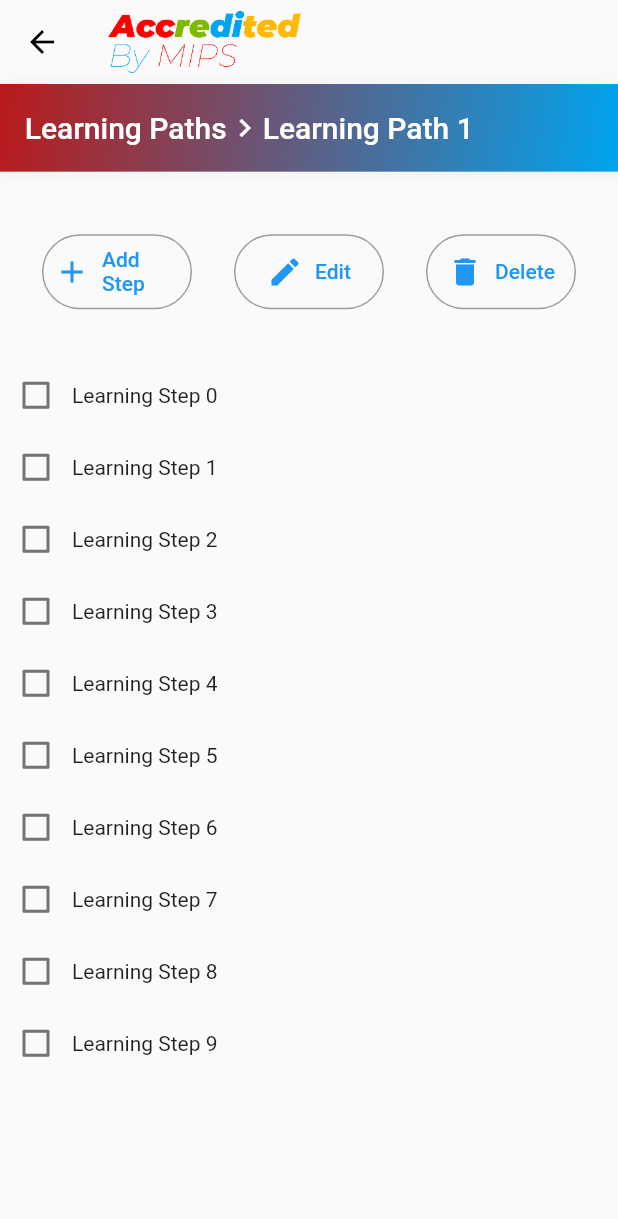
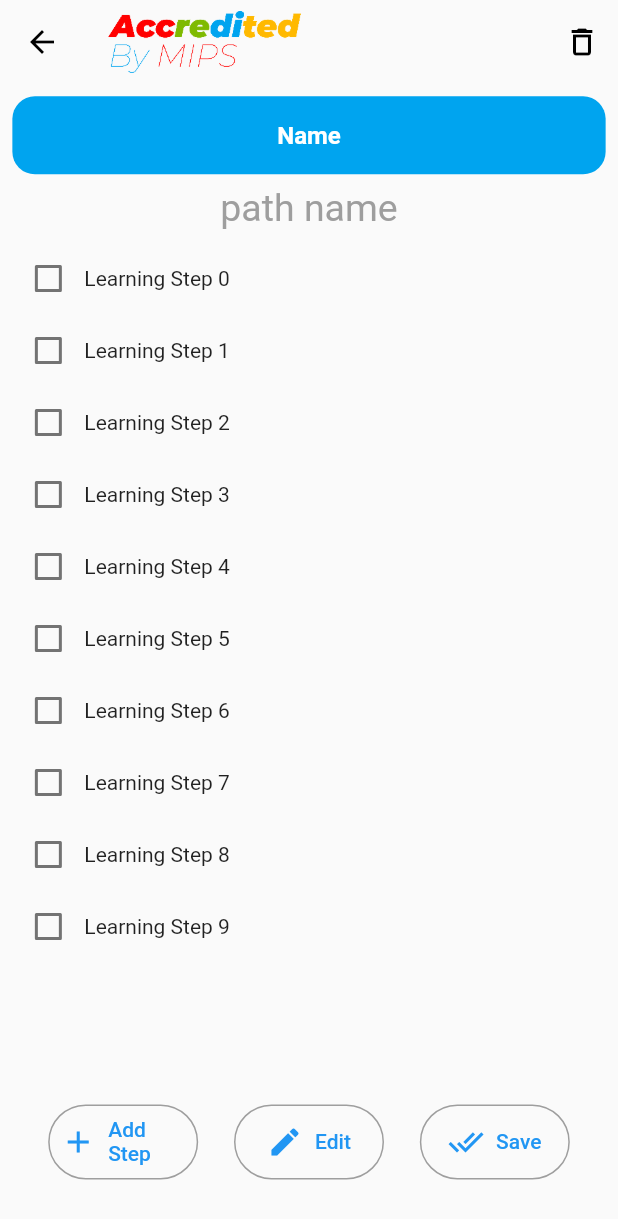
Before and after one commit to berkayaydmr/Microsoft-AccreditationManagementSystem-Mobile, a Flutter app: the LearningPathDetailView screen opened by its route, on a phone screen of 412 x 824 dp. Shown: the top 1219 px of the screen. Run offline on Flutter 3.47's test engine with Material 2 defaults, Android fonts, the phone set to English and light mode, and no system bars; our stand-ins replace auto_route, bloc, bot_toast, dio, equatable, flutter_bloc and 5 more; accounts and stored records are empty.

Commit message:
mip list and login

```diff
--- a/lib/ui/learning_path/learning_path_detail_view.dart
+++ b/lib/ui/learning_path/learning_path_detail_view.dart
@@ -1,6 +1,7 @@
 // ignore_for_file: prefer_const_constructors
 
 import 'package:accreditation_management_system/core/extensions/context_extensions.dart';
+import 'package:accreditation_management_system/ui/shared/widget/field_and_value_widget.dart';
 import 'package:accreditation_management_system/ui/shared/widget/head_title_widget.dart';
 import 'package:auto_route/annotations.dart';
 import 'package:flutter/material.dart';
@@ -16,20 +17,13 @@ class LearningPathDetailView extends StatelessWidget {
   @override
   Widget build(BuildContext context) {
     List<LearningPathStepResponseModel> learningPaths = [
-      LearningPathStepResponseModel(
-          id: 1, name: "Learning Step 1", isCompleted: true),
-      LearningPathStepResponseModel(
-          id: 2, name: "Learning Step 2", isCompleted: false),
-      LearningPathStepResponseModel(
-          id: 3, name: "Learning Step 3", isCompleted: false),
-      LearningPathStepResponseModel(
-          id: 2, name: "Learning Step 2", isCompleted: false),
-      LearningPathStepResponseModel(
-          id: 3, name: "Learning Step 3", isCompleted: false),
-      LearningPathStepResponseModel(
-          id: 2, name: "Learning Step 2", isCompleted: false),
-      LearningPathStepResponseModel(
-          id: 3, name: "Learning Step 3", isCompleted: false),
+      LearningPathStepResponseModel(id: 1, name: "Learning Step 1", isCompleted: true),
+      LearningPathStepResponseModel(id: 2, name: "Learning Step 2", isCompleted: false),
+      LearningPathStepResponseModel(id: 3, name: "Learning Step 3", isCompleted: false),
+      LearningPathStepResponseModel(id: 2, name: "Learning Step 2", isCompleted: false),
+      LearningPathStepResponseModel(id: 3, name: "Learning Step 3", isCompleted: false),
+      LearningPathStepResponseModel(id: 2, name: "Learning Step 2", isCompleted: false),
+      LearningPathStepResponseModel(id: 3, name: "Learning Step 3", isCompleted: false),
     ];
 
     return Scaffold(
@@ -39,17 +33,21 @@ class LearningPathDetailView extends StatelessWidget {
           height: context.height * 0.05,
           cacheHeight: 100,
         ),
+        actions: [
+          IconButton(onPressed: () {}, splashRadius: 20, icon: const Icon(Icons.delete_outline)),
+        ],
       ),
-      body: Column(
+      body: Container(
+        padding: context.edgeLow,
+        child: Column(
           children: [
-          const Expanded(
-              flex: 1,
-              child: HeadTitleWidget(
-                titles: ["Learning Paths", "Learning Path 1"],
-                hideButtons: true,
-              )),
+            FieldAndValueWidget(title: "Name", value: "path name", headTitleColor: context.learningPathColor),
             SizedBox(
               height: context.height * 0.01,
+            ),
+            Expanded(
+              flex: 10,
+              child: learningStepsList(),
             ),
             Expanded(
                 flex: 2,
@@ -58,14 +56,11 @@ class LearningPathDetailView extends StatelessWidget {
                   children: [
                     menuButton("Add Step", Icons.add, () {}),
                     menuButton("Edit", Icons.edit, () {}),
-                  menuButton("Delete", Icons.delete, () {}),
+                    menuButton("Save", Icons.done_all, () {}),
                   ],
                 )),
-          Expanded(
-            flex: 10,
-            child: learningStepsList(),
-          )
           ],
+        ),
       ),
     );
   }
@@ -75,10 +70,7 @@ Widget learningStepsList() {
   return ListView.builder(
     itemCount: 10,
     itemBuilder: (context, index) {
-      return Row(children: [
-        Checkbox(value: false, onChanged: (value) {}),
-        Text("Learning Step $index")
-      ]);
+      return Row(children: [Checkbox(value: false, onChanged: (value) {}), Text("Learning Step $index")]);
     },
   );
 }
@@ -92,9 +84,7 @@ Widget menuButton(String text, IconData icon, VoidCallback onPressed) {
     ),
     style: TextButton.styleFrom(
       fixedSize: Size(100, 50),
-      shape: RoundedRectangleBorder(
-          borderRadius: BorderRadius.circular(100),
-          side: BorderSide(color: Colors.grey)),
+      shape: RoundedRectangleBorder(borderRadius: BorderRadius.circular(100), side: BorderSide(color: Colors.grey)),
     ),
   );
 }
```
Also changed, not shown: lib/repository/models/access_token_model.g.dart (added), lib/repository/models/login_request_model.g.dart (added), lib/repository/models/login_response_model.g.dart (added), pubspec.lock. Lines whose indentation alone changed are shown as unchanged.
